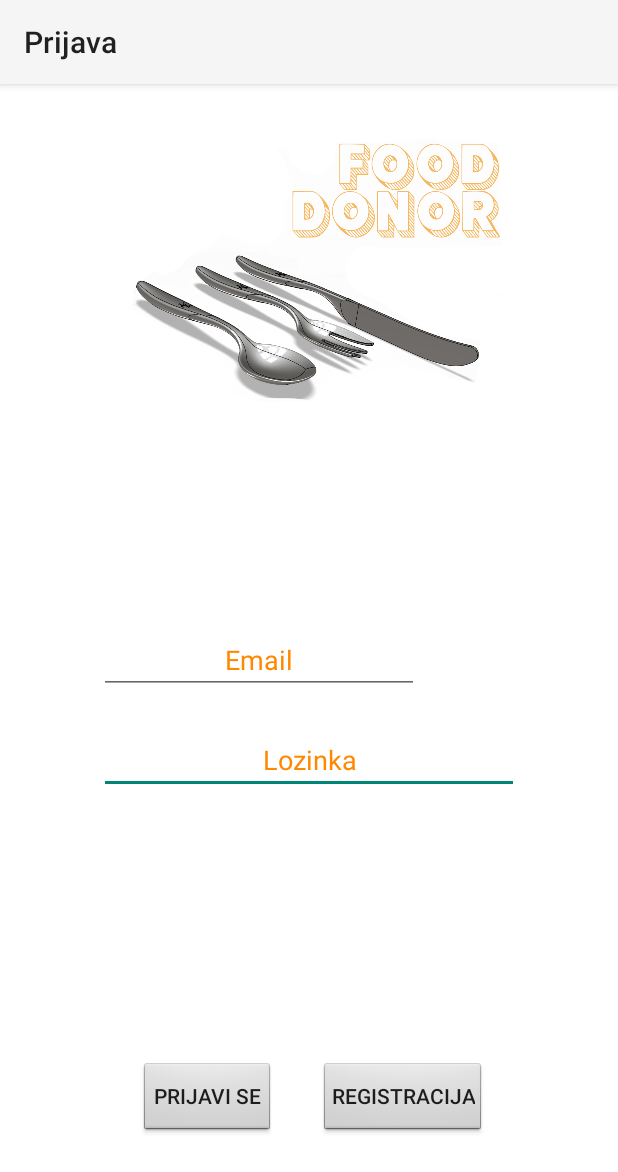
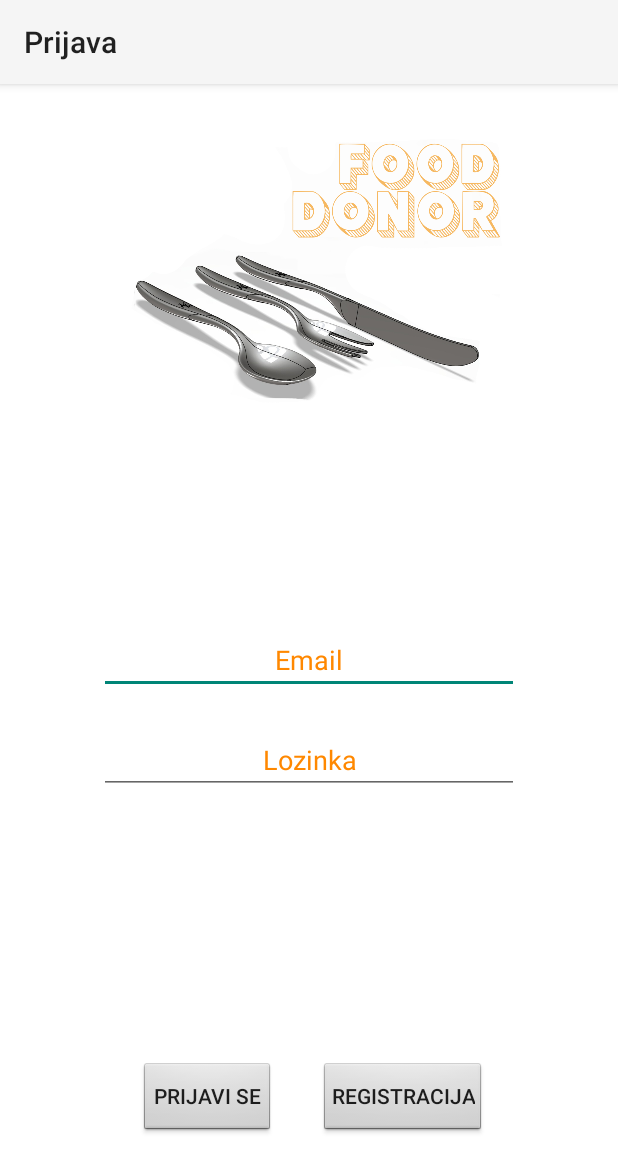
Before and after one commit to valkrhlan/FoodDonor, an Android app: the screen it shows after launch (MainActivity), on a phone screen of 412 x 824 dp. Shown: the top 1172 px of the screen. Run offline under Robolectric (Android 15) with nearby library versions, the phone set to English and light mode, and no system bars; our stand-ins replace ButterKnife.

```diff
--- a/FoodDonor/app/src/main/java/com/coky/app/klase/StavkaPaketa.java
+++ b/FoodDonor/app/src/main/java/com/coky/app/klase/StavkaPaketa.java
@@ -17,6 +17,9 @@ public class StavkaPaketa {
         this.vrsta = vrsta;
         this.kolicina = kolicina;
         this.jedinica = jedinica;
+    }
+
+    public StavkaPaketa() {
     }
 
     public String getNaziv() {
--- a/FoodDonor/app/src/main/res/layout/activity_main.xml
+++ b/FoodDonor/app/src/main/res/layout/activity_main.xml
@@ -22,6 +22,20 @@
         android:id="@+id/imageView"
         android:layout_alignParentTop="true"
         android:layout_centerHorizontal="true" />
+
+    <EditText
+        android:textColorHint="@android:color/holo_orange_dark"
+        android:hint="Email"
+        android:textAlignment="center"
+        android:layout_width="wrap_content"
+        android:layout_height="wrap_content"
+        android:inputType="textPersonName"
+        android:ems="10"
+        android:id="@+id/textEmail"
+
+        android:layout_centerVertical="true"
+        android:layout_alignStart="@+id/imageView"
+        android:layout_alignEnd="@+id/imageView" />
 
     <EditText
         android:textAlignment="center"
@@ -61,17 +75,4 @@
         android:layout_alignBottom="@+id/registracijaBtn"
         android:layout_alignStart="@+id/textPassword"
         tools:background="@android:drawable/btn_default_small" />
-
-    <EditText
-        android:textColorHint="@android:color/holo_orange_dark"
-        android:hint="Email"
-        android:textAlignment="center"
-        android:layout_width="wrap_content"
-        android:layout_height="wrap_content"
-        android:inputType="textPersonName"
-        android:ems="10"
-        android:id="@+id/textEmail"
-
-        android:layout_centerVertical="true"
-        android:layout_alignStart="@+id/textPassword" />
 </RelativeLayout>
--- a/FoodDonor/core/src/main/java/com/coky/core/entities/SpinnerElement.java
+++ b/FoodDonor/core/src/main/java/com/coky/core/entities/SpinnerElement.java
@@ -11,6 +11,9 @@ public class SpinnerElement {
     public SpinnerElement(String id, String naziv) {
         this.id = id;
         this.naziv = naziv;
+    }
+
+    public SpinnerElement() {
     }
 
     public String getId() {
```
Also changed, not shown: FoodDonor/app/src/main/java/com/coky/app/fragments/DonorNoviPaket.java (+21 -1 lines), FoodDonor/app/src/main/res/layout/fragment_donor_novi_paket.xml (+10 -1 lines).
